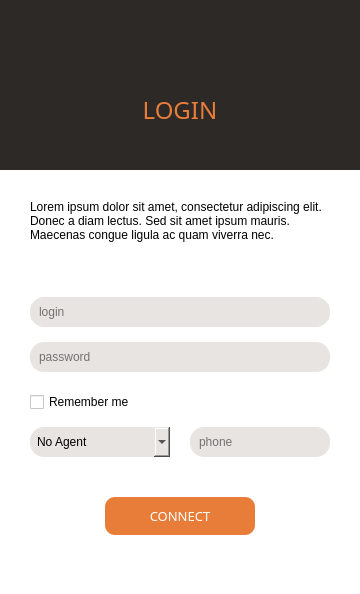
First picture: the form in xivoclient/src/login_widget/login_widget.ui, repository wazo-platform/wazo-client-qt, before the edit.
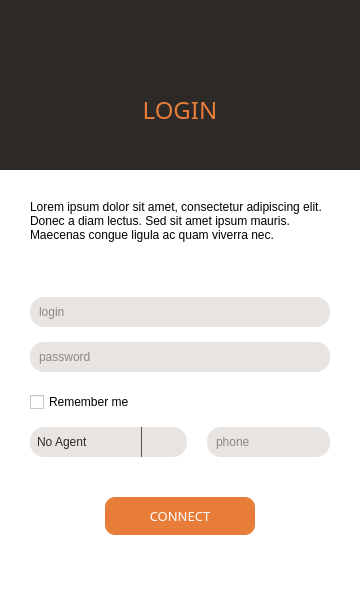
Second picture: the form after the edit. Icons and pictures are not drawn.

Commit message: styling QComboBox of agent options

```diff
--- a/xivoclient/src/login_widget/login_widget.ui
+++ b/xivoclient/src/login_widget/login_widget.ui
@@ -205,6 +205,34 @@
           <height>16777215</height>
          </size>
         </property>
+        <property name="styleSheet">
+         <string notr="true">
+QComboBox {
+	/*border-radius: 10px;*/
+	padding-left: 16px;  /* bug: without padding, color in not applied in the text field */
+}
+
+QComboBox::drop-down {
+	border-rightradius: 10px;
+	border-left: 1px solid #58524f;
+	width: 45px;
+}
+
+QComboBox::down-arrow {
+	image: url(&quot;:/images/down-arrow-grey.svg&quot;);
+}
+
+QComboBox QAbstractItemView {
+	border-radius: 10px;
+	/*border: 3px solid white;*/
+	/* margin-top: 35px; /*leaves unwanted rectangle on top*/
+	top: 35px; /*doesn't work: only for subcontrols*/
+}
+
+QComboBox QAbstractItemView::item {
+	border-radius: 10px;
+}</string>
+        </property>
         <layout class="QVBoxLayout" name="verticalLayout_2">
          <property name="spacing">
           <number>0</number>
@@ -278,7 +306,8 @@
          <item>
           <widget class="QLineEdit" name="user_login">
            <property name="styleSheet">
-            <string notr="true">background-color: #e8e4e2; border-radius: 14px; padding: 7px;</string>
+            <string notr="true">background-color: #e8e4e2; border-radius: 14px; padding: 7px; color: #2c2927;
+</string>
            </property>
            <property name="text">
             <string/>
@@ -307,7 +336,8 @@
          <item>
           <widget class="QLineEdit" name="user_password">
            <property name="styleSheet">
-            <string notr="true">background-color: #e8e4e2; border-radius: 14px; padding: 7px;</string>
+            <string notr="true">background-color: #e8e4e2; border-radius: 14px; padding: 7px; color: #2c2927;
+</string>
            </property>
            <property name="text">
             <string/>
@@ -370,7 +400,10 @@
            <item>
             <widget class="QComboBox" name="agent_options">
              <property name="styleSheet">
-              <string notr="true">background-color: #e8e4e2; border-radius: 14px; padding: 7px; selection-background-color: rgb(231,123, 57);</string>
+              <string notr="true">background-color: #e8e4e2; border-radius: 14px; padding: 7px; selection-background-color: rgb(231,123, 57);
+color: #2c2927;
+
+</string>
              </property>
              <item>
               <property name="text">
@@ -398,7 +431,8 @@
               </sizepolicy>
              </property>
              <property name="styleSheet">
-              <string notr="true">background-color: #e8e4e2; border-radius: 14px; padding: 7px;</string>
+              <string notr="true">background-color: #e8e4e2; border-radius: 14px; padding: 7px; color: #2c2927;
+</string>
              </property>
              <property name="text">
               <string/>
```
The commit also changes 2 other files.
